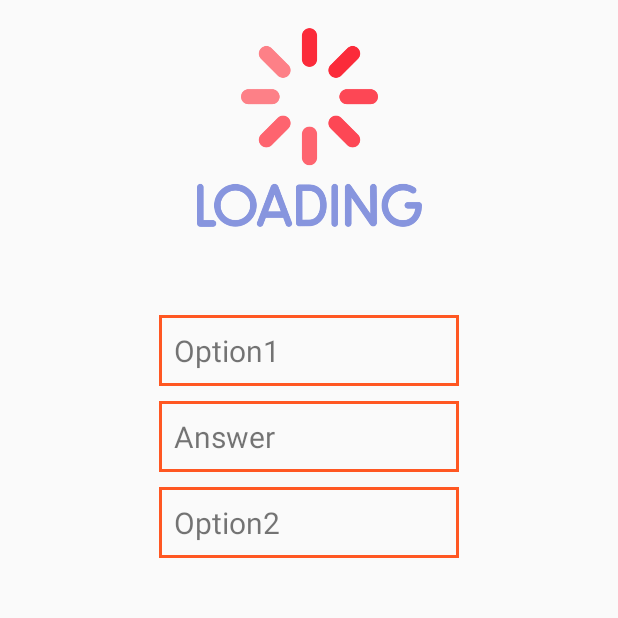
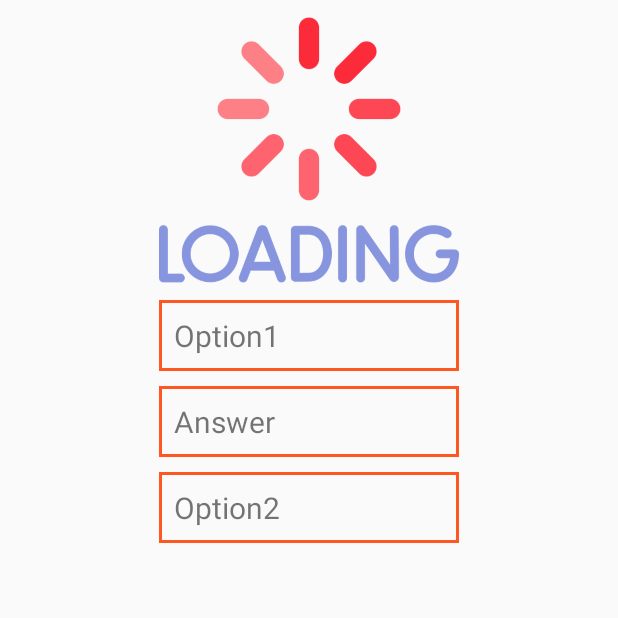
Before and after one commit to yulia-samoilovich/TourLingo, an Android app: the MatchPicture screen opened directly, with no data from a screen before it, on a phone screen of 412 x 824 dp, the top half of it. Run offline under Robolectric (Android 15) with nearby library versions, the light colour scheme and no system bars; our stand-ins replace Firebase (no records; nobody signed in at launch, a user with empty details on screens opened directly), Picasso; 1 statement that could not run was skipped.

Commit message:
finished match picture-word

```diff
--- a/app/src/main/java/com/example/tourlingo/MatchPicture.java
+++ b/app/src/main/java/com/example/tourlingo/MatchPicture.java
@@ -26,6 +26,7 @@ import com.google.firebase.database.FirebaseDatabase;
 import com.google.firebase.database.ValueEventListener;
 import com.google.firebase.storage.FirebaseStorage;
 import com.google.firebase.storage.StorageReference;
+import com.squareup.picasso.Picasso;
 
 import java.util.ArrayList;
 import java.util.List;
@@ -158,5 +159,28 @@ public class MatchPicture extends AppCompatActivity implements View.OnClickListe
 
                     }
                 });
+
+        tourLingoDb
+                .child(String.valueOf(count)).addValueEventListener(new ValueEventListener() {
+                    @Override
+                    public void onDataChange(@NonNull DataSnapshot snapshot) {
+                        String urlPhoto = snapshot
+                                .child("picture")
+                                .getValue()
+                                .toString();
+
+                        Picasso
+                                .with(MatchPicture.this)
+                                .load(urlPhoto)
+                                .placeholder(R.drawable.loading)
+                                .into(imLoad);
+                    }
+
+                    @Override
+                    public void onCancelled(@NonNull DatabaseError error) {
+
+                    }
+                });
     }
+
 }
--- a/app/src/main/res/layout/activity_match_picture.xml
+++ b/app/src/main/res/layout/activity_match_picture.xml
@@ -9,13 +9,13 @@
 
     <ImageView
         android:id="@+id/imLoad"
-        android:layout_width="150dp"
-        android:layout_height="150dp"
+        android:layout_width="300dp"
+        android:layout_height="200dp"
         app:srcCompat="@drawable/loading"
         app:layout_constraintLeft_toLeftOf="parent"
         app:layout_constraintRight_toRightOf="parent"
         app:layout_constraintTop_toTopOf="parent"
-        android:layout_marginTop="10dp"/>
+        />
 
     <TextView
         android:id="@+id/tvOption1"
@@ -25,7 +25,6 @@
         app:layout_constraintLeft_toLeftOf="parent"
         app:layout_constraintRight_toRightOf="parent"
         app:layout_constraintTop_toBottomOf="@+id/imLoad"
-        android:layout_marginTop="50dp"
         android:textSize="20sp"
         android:clickable="true"
         android:background="@drawable/orange_back"/>
```
